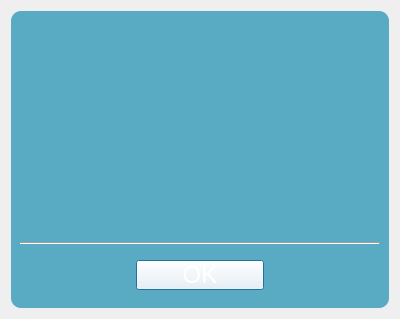
The window that creator-app/res/Notify.ui (VRMakerTeam/VRMaker) describes before a commit, drawn with Qt 5.
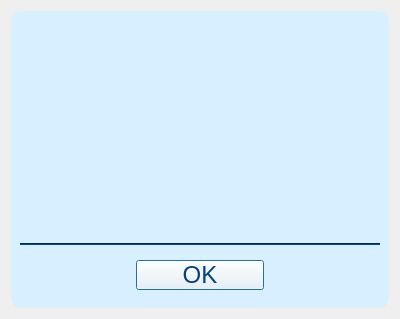
The same window after the commit.

```diff
--- a/creator-app/res/Notify.ui
+++ b/creator-app/res/Notify.ui
@@ -15,12 +15,16 @@
   </property>
   <property name="styleSheet">
    <string notr="true">QWidget#frame{
-	background-color: rgb(89, 171, 195);
+	background-color: #d8efff;
 	border-radius: 10;
 }
 
+QWidget#line {
+	background-color : #004183;
+}
+
 QPushButton{
-	color : rgb(255, 255, 255);
+	color : #004183;
 	font: 18pt;
 	background-color: rgb(255, 255, 255, 0);
 }
@@ -67,6 +71,18 @@
       </item>
       <item>
        <widget class="Line" name="line">
+        <property name="minimumSize">
+         <size>
+          <width>0</width>
+          <height>2</height>
+         </size>
+        </property>
+        <property name="maximumSize">
+         <size>
+          <width>16777215</width>
+          <height>2</height>
+         </size>
+        </property>
         <property name="orientation">
          <enum>Qt::Horizontal</enum>
         </property>
```
Left out of the diff: 2 changed lines with no effect on the pictures.
